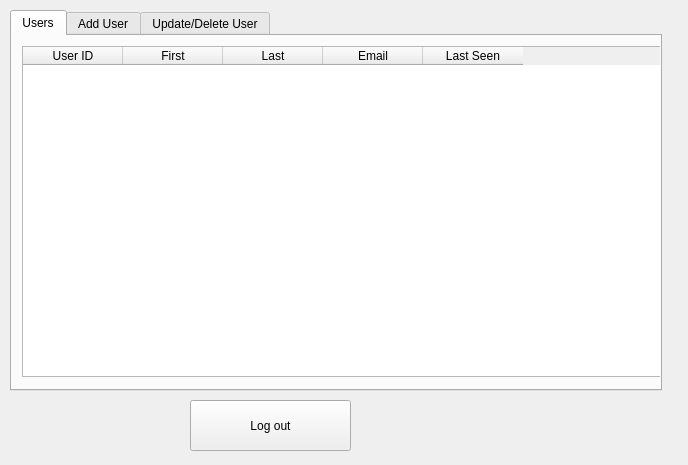
Before: the Qt Designer form ui/admin_panel.ui in halilgithub/login_system, drawn with Qt 5.
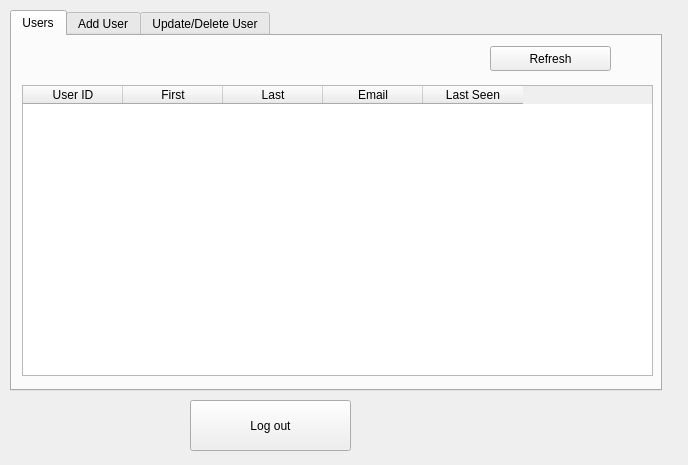
After: the same form once the commit is applied.

Commit message: refresh button and improving users table

```diff
--- a/ui/admin_panel.ui
+++ b/ui/admin_panel.ui
@@ -63,9 +63,9 @@
      <property name="geometry">
       <rect>
        <x>10</x>
-       <y>10</y>
-       <width>652</width>
-       <height>331</height>
+       <y>49</y>
+       <width>631</width>
+       <height>291</height>
       </rect>
      </property>
      <property name="rowCount">
@@ -100,6 +100,19 @@
       </property>
      </column>
     </widget>
+    <widget class="QPushButton" name="refreshButton">
+     <property name="geometry">
+      <rect>
+       <x>478</x>
+       <y>10</y>
+       <width>121</width>
+       <height>25</height>
+      </rect>
+     </property>
+     <property name="text">
+      <string>Refresh</string>
+     </property>
+    </widget>
    </widget>
    <widget class="QWidget" name="adduser">
     <property name="sizePolicy">
```
The commit also changes 7 other files.
